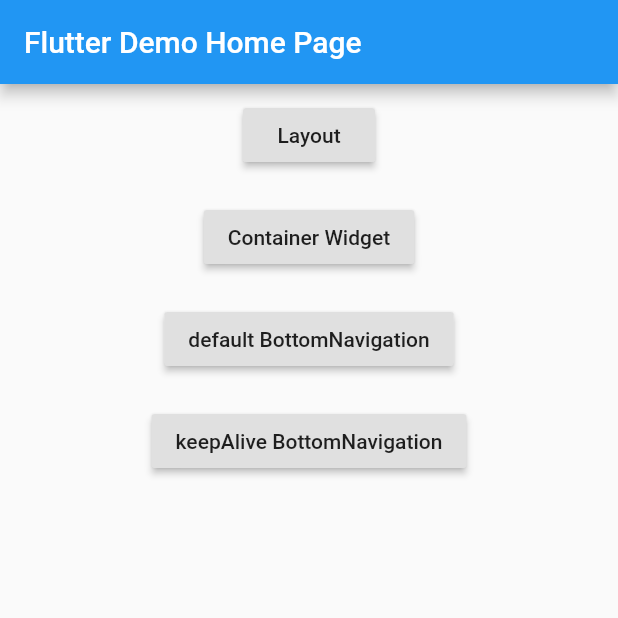
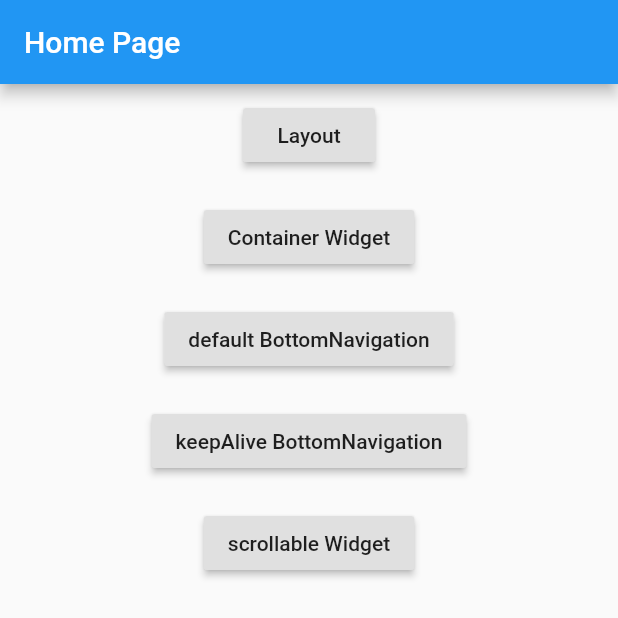
Before and after one commit to nchkdxlq/flutter_demo, a Flutter app: the screen it shows after launch, on a phone screen of 412 x 824 dp, the top half of it. Run offline on Flutter 3.47's test engine with Material 2 defaults, Android fonts, the phone set to English and light mode, and no system bars.

Commit message:
add scrollable Widget entry

```diff
--- a/lib/main.dart
+++ b/lib/main.dart
@@ -4,6 +4,7 @@ import 'package:flutterdemo/Util.dart';
 import 'package:flutterdemo/bottom_navigation_bar/DefaultBottomNavigation.dart';
 import 'package:flutterdemo/bottom_navigation_bar/keep_alive/KeepAliveNavigation.dart';
 import 'package:flutterdemo/layout/LayoutEntry.dart';
+import 'package:flutterdemo/scrollable_widget/ScrollableWidget.dart';
 
 void main() {
   runApp(MyApp());
@@ -31,7 +32,7 @@ class MyApp extends StatelessWidget {
         // closer together (more dense) than on mobile platforms.
         visualDensity: VisualDensity.adaptivePlatformDensity,
       ),
-      home: MyHomePage(title: 'Flutter Demo Home Page'),
+      home: MyHomePage(title: 'Home Page'),
     );
   }
 }
@@ -88,6 +89,7 @@ class _MyHomePageState extends State<MyHomePage> {
           containerEntry(),
           bottomNavigationBarEntry(),
           keepAliveNavigationEntry(),
+          scrollableWidget(),
         ],
       )
     );
@@ -113,6 +115,11 @@ class _MyHomePageState extends State<MyHomePage> {
     return rowItem('keepAlive BottomNavigation', KeepAliveNavigation());
   }
 
+  Widget scrollableWidget() {
+    return rowItem('scrollable Widget', ScrollableWidget());
+  }
+
+
   Widget rowItem(String title, Widget destWidget) {
     return createRowItem(context, Text(title), () => {
         navigatorPush(context, destWidget)
--- /dev/null
+++ b/lib/scrollable_widget/ScrollableWidget.dart
@@ -0,0 +1,22 @@
+
+import 'package:flutter/cupertino.dart';
+import 'package:flutter/material.dart';
+
+class ScrollableWidget extends StatelessWidget {
+	@override
+  Widget build(BuildContext context) {
+    return Scaffold(
+			appBar: AppBar(title: Text('Scrollable Widget'),),
+			body: body(context),
+		);
+  }
+
+  Widget body(BuildContext context) {
+		return Column(
+			mainAxisAlignment: MainAxisAlignment.center,
+			children: <Widget>[
+
+			],
+		);
+	}
+}
```
